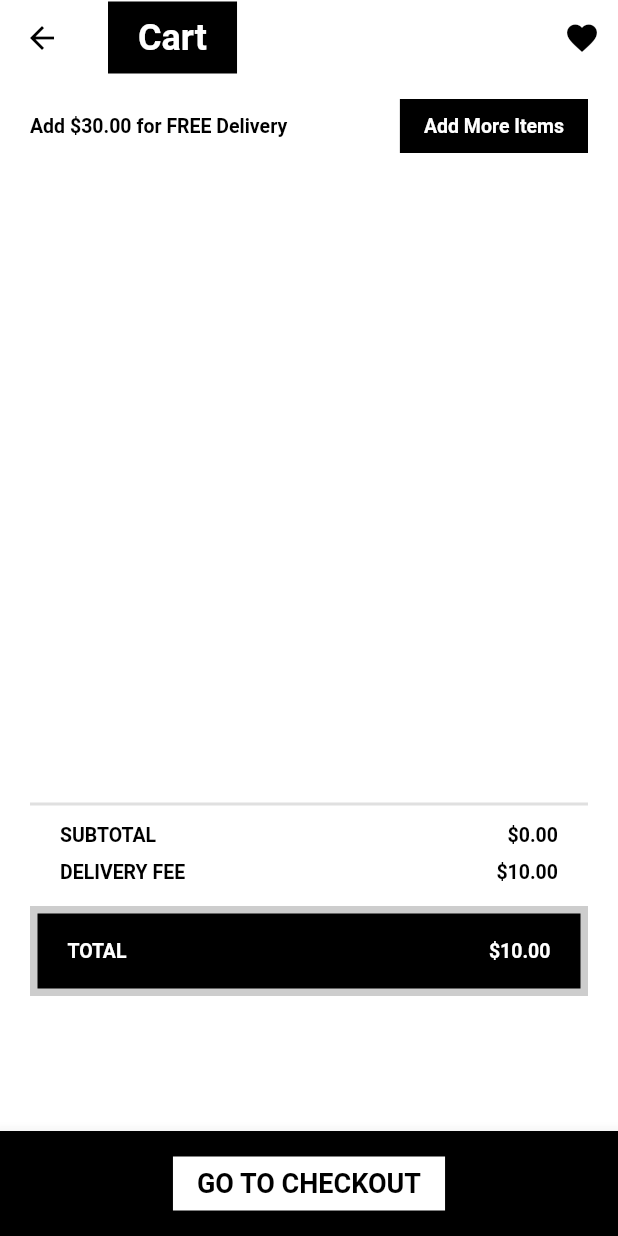
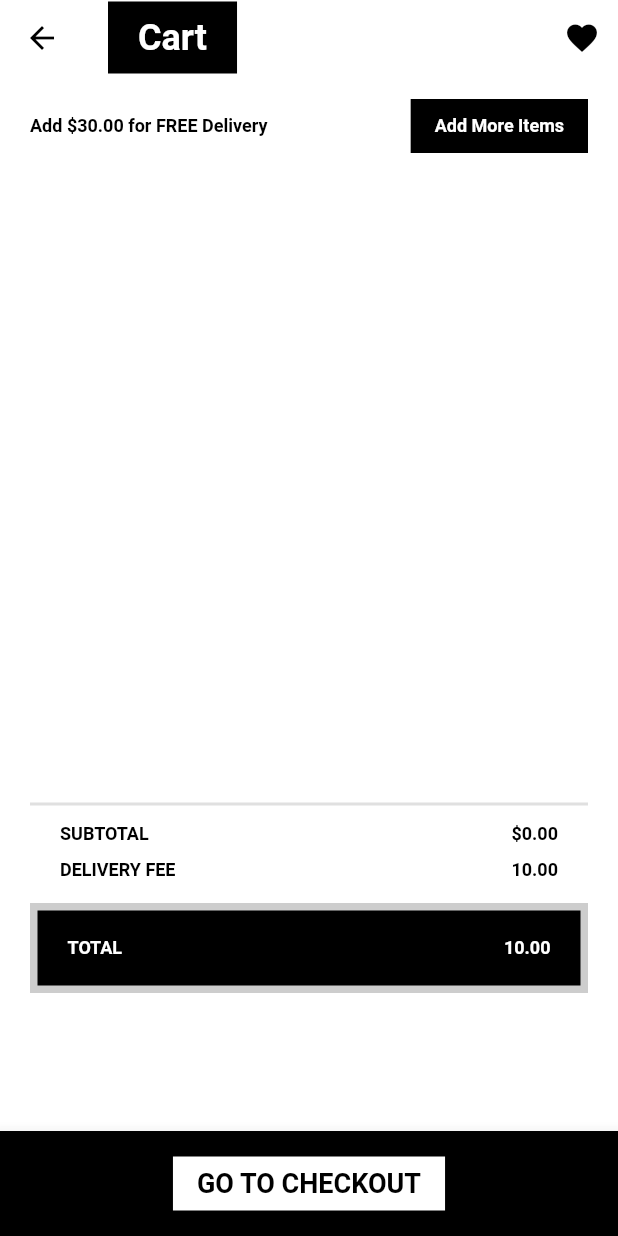
Before and after one commit to ttoghere/blocecommerce, a Flutter app: the CartScreen screen opened by its route, on a phone screen of 412 x 824 dp. Run offline on Flutter 3.47's test engine with Material 2 defaults, Android fonts, the light colour scheme and no system bars; our stand-ins replace bloc, carousel_slider, cloud_firestore, equatable, firebase_core, flutter_bloc; accounts and stored records are empty; network calls fail; Roboto replaces fonts that are missing (Avenir).

Commit message:
Break!!
Next Step will be getting data from firebase

```diff
--- a/lib/blocs/blocs.dart
+++ b/lib/blocs/blocs.dart
@@ -1 +1,2 @@
 export 'wishlist/wishlist_bloc.dart';
+export 'cart/cart_bloc.dart';
--- /dev/null
+++ b/lib/blocs/cart/cart_event.dart
@@ -0,0 +1,29 @@
+part of 'cart_bloc.dart';
+
+@immutable
+abstract class CartEvent extends Equatable {
+  const CartEvent();
+
+  @override
+  List<Object> get props => [];
+}
+
+class LoadCart extends CartEvent {}
+
+class AddProduct extends CartEvent {
+  final Product product;
+
+  const AddProduct(this.product);
+
+  @override
+  List<Object> get props => [product];
+}
+
+class RemoveProduct extends CartEvent {
+  final Product product;
+
+  const RemoveProduct(this.product);
+
+  @override
+  List<Object> get props => [product];
+}
--- /dev/null
+++ b/lib/blocs/cart/cart_state.dart
@@ -0,0 +1,25 @@
+part of 'cart_bloc.dart';
+
+@immutable
+abstract class CartState extends Equatable {
+  const CartState();
+
+  @override
+  List<Object> get props => [];
+}
+
+class CartLoading extends CartState {}
+
+class CartLoaded extends CartState {
+  final Cart cart;
+
+  const CartLoaded({this.cart = const Cart()});
+
+  @override
+  List<Object> get props => [cart];
+}
+
+class CartError extends CartState {
+  @override
+  List<Object> get props => [];
+}
--- a/lib/config/theme.dart
+++ b/lib/config/theme.dart
@@ -33,7 +33,7 @@ TextTheme textTheme() {
     headline5: TextStyle(
       color: Colors.black,
       fontWeight: FontWeight.bold,
-      fontSize: 13,
+      fontSize: 12,
     ),
     headline6: TextStyle(
       color: Colors.black,
--- a/lib/screens/cart/cart_screen.dart
+++ b/lib/screens/cart/cart_screen.dart
@@ -1,5 +1,7 @@
+import 'package:blocecommerce/blocs/blocs.dart';
 import 'package:blocecommerce/models/cart_model.dart';
 import 'package:flutter/material.dart';
+import 'package:flutter_bloc/flutter_bloc.dart';
 import '../../widgets/widgets.dart';
 
 class CartScreen extends StatefulWidget {
@@ -26,15 +28,23 @@ class _CartScreenState extends State<CartScreen> {
     return Scaffold(
         appBar: const CustomAppBar(title: 'Cart'),
         bottomNavigationBar: const CustomNavBar(screen: CartScreen.routeName),
-        body: Padding(
-          padding: const EdgeInsets.symmetric(horizontal: 20.0, vertical: 10.0),
+        body: BlocBuilder<CartBloc, CartState>(
+          builder: (context, state) {
+            if (state is CartLoading) {
+              return const Center(
+                child: CircularProgressIndicator(),
+              );
+            } else if (state is CartLoaded) {
+              return Padding(
+                padding: const EdgeInsets.symmetric(
+                    horizontal: 20.0, vertical: 10.0),
                 child: Column(
                   children: [
                     Row(
                       mainAxisAlignment: MainAxisAlignment.spaceBetween,
                       children: [
                         Text(
-                    cart.freeDeliveryString,
+                          state.cart.freeDeliveryString,
                           style: Theme.of(context).textTheme.headline5,
                         ),
                         ElevatedButton(
@@ -60,15 +70,18 @@ class _CartScreenState extends State<CartScreen> {
                     SizedBox(
                       height: 400,
                       child: ListView.builder(
-                    itemCount: cart.productQuantity(cart.products).keys.length,
+                          itemCount: state.cart
+                              .productQuantity(state.cart.products)
+                              .keys
+                              .length,
                           itemBuilder: (BuildContext context, int index) {
                             return CartProductCard(
-                        product: cart
-                            .productQuantity(cart.products)
+                              product: state.cart
+                                  .productQuantity(state.cart.products)
                                   .keys
                                   .elementAt(index),
-                        quantity: cart
-                            .productQuantity(cart.products)
+                              quantity: state.cart
+                                  .productQuantity(state.cart.products)
                                   .values
                                   .elementAt(index),
                             );
@@ -76,27 +89,27 @@ class _CartScreenState extends State<CartScreen> {
                     ),
                     const Divider(thickness: 2),
                     Padding(
-                padding:
-                    const EdgeInsets.symmetric(horizontal: 20.0, vertical: 5.0),
+                      padding: const EdgeInsets.symmetric(
+                          horizontal: 20.0, vertical: 5.0),
                       child: Row(
                         mainAxisAlignment: MainAxisAlignment.spaceBetween,
                         children: [
                           Text('SUBTOTAL',
                               style: Theme.of(context).textTheme.headline5),
-                    Text('\$${cart.subtotalString}',
+                          Text('\$${state.cart.subtotalString}',
                               style: Theme.of(context).textTheme.headline5),
                         ],
                       ),
                     ),
                     Padding(
-                padding:
-                    const EdgeInsets.symmetric(horizontal: 20.0, vertical: 5.0),
+                      padding: const EdgeInsets.symmetric(
+                          horizontal: 20.0, vertical: 5.0),
                       child: Row(
                         mainAxisAlignment: MainAxisAlignment.spaceBetween,
                         children: [
                           Text('DELIVERY FEE',
                               style: Theme.of(context).textTheme.headline5),
-                    Text('\$${cart.deliveryFeeString}',
+                          Text(state.cart.deliveryFeeString,
                               style: Theme.of(context).textTheme.headline5),
                         ],
                       ),
@@ -120,7 +133,8 @@ class _CartScreenState extends State<CartScreen> {
                             color: Colors.black,
                           ),
                           child: Padding(
-                      padding: const EdgeInsets.symmetric(horizontal: 20.0),
+                            padding:
+                                const EdgeInsets.symmetric(horizontal: 20.0),
                             child: Row(
                               mainAxisAlignment: MainAxisAlignment.spaceBetween,
                               crossAxisAlignment: CrossAxisAlignment.center,
@@ -133,7 +147,7 @@ class _CartScreenState extends State<CartScreen> {
                                       .copyWith(color: Colors.white),
                                 ),
                                 Text(
-                            '\$${cart.totalString}',
+                                  state.cart.totalString,
                                   style: Theme.of(context)
                                       .textTheme
                                       .headline5!
@@ -147,6 +161,16 @@ class _CartScreenState extends State<CartScreen> {
                     ),
                   ],
                 ),
+              );
+            } else {
+              return Center(
+                child: Text(
+                  "Something Went Wrong",
+                  style: Theme.of(context).textTheme.headline5,
+                ),
+              );
+            }
+          },
         ));
   }
 }
```
Also changed, not shown: lib/blocs/cart/cart_bloc.dart (added, +70 -0 lines), lib/blocs/wishlist/wishlist_bloc.dart (+5 -7 lines), lib/main.dart (+9 -0 lines), lib/simple_bloc_observer.dart (added, +23 -0 lines), lib/widgets/cart_product_card.dart (+9 -3 lines), lib/widgets/custom_navbar.dart (+7 -4 lines), lib/widgets/product_card.dart (+20 -1 lines). Lines whose indentation alone changed are shown as unchanged.
